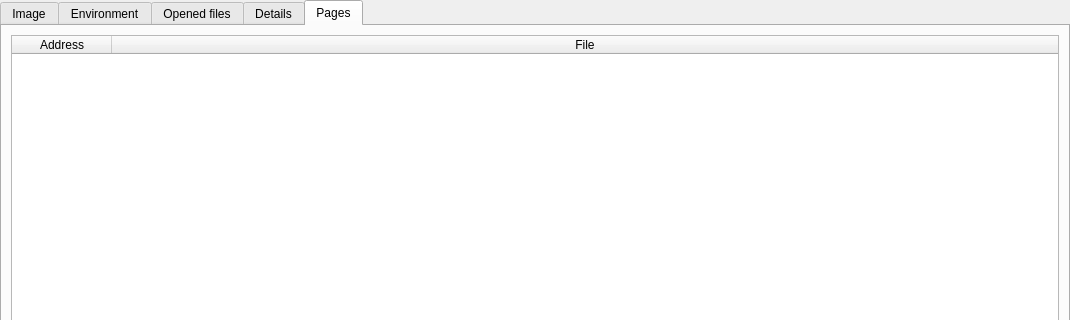
First picture: the form in src/processdetailview.ui, repository Wenzel/kmonitor, before the edit; both pictures show x 0 to 1070 and y 0 to 320 of the 1070 by 718 pixel window.
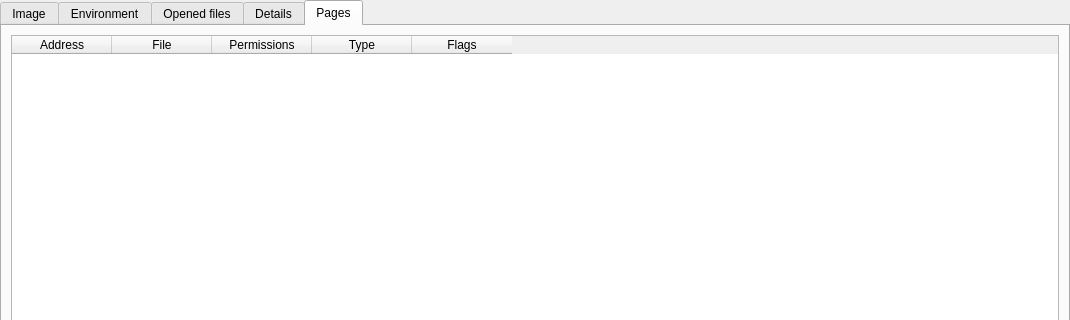
Second picture: the form after the edit.

Commit message: add fields in maps view

Patch:
```diff
--- a/src/processdetailview.ui
+++ b/src/processdetailview.ui
@@ -1303,7 +1303,7 @@
        <number>50</number>
       </attribute>
       <attribute name="horizontalHeaderStretchLastSection">
-       <bool>true</bool>
+       <bool>false</bool>
       </attribute>
       <attribute name="verticalHeaderDefaultSectionSize">
        <number>20</number>
@@ -1318,6 +1318,21 @@
         <string>File</string>
        </property>
       </column>
+      <column>
+       <property name="text">
+        <string>Permissions</string>
+       </property>
+      </column>
+      <column>
+       <property name="text">
+        <string>Type</string>
+       </property>
+      </column>
+      <column>
+       <property name="text">
+        <string>Flags</string>
+       </property>
+      </column>
      </widget>
     </item>
    </layout>
```
The commit also changes 1 other file.
